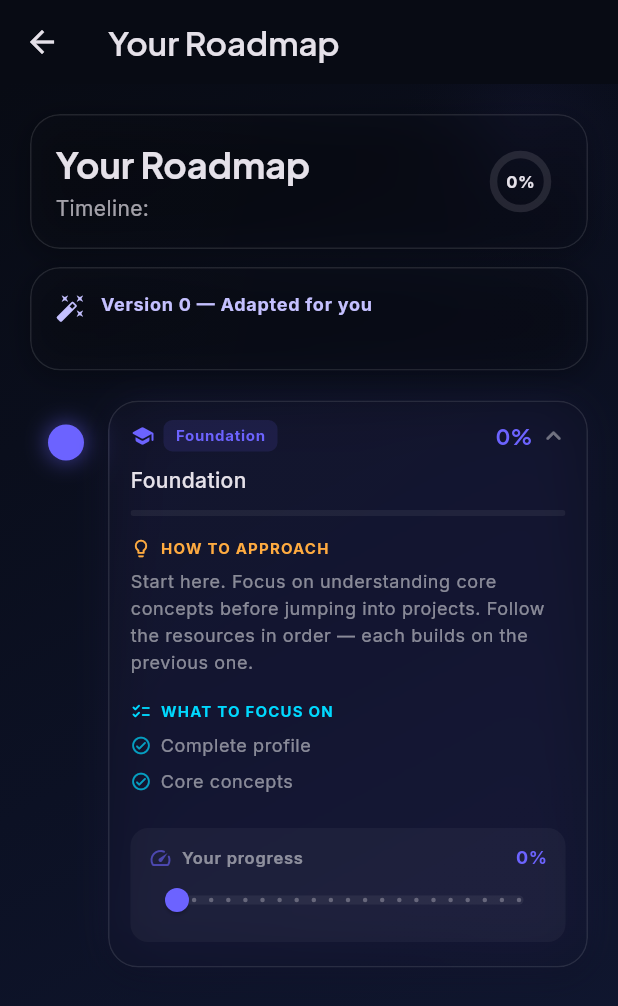
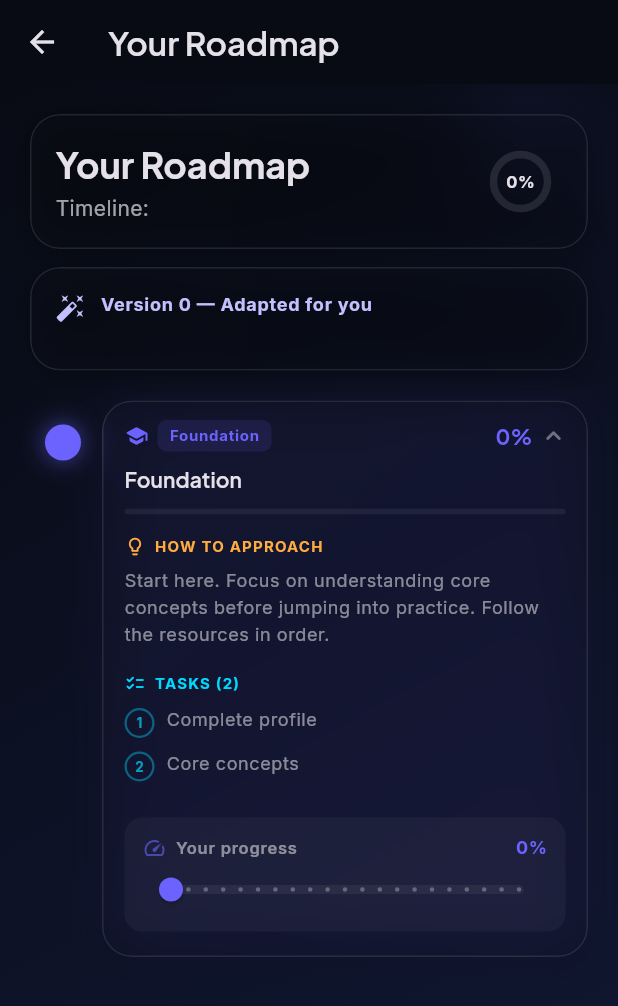
Before and after one commit to ManasT10-14/PathWise, a Flutter app: the RoadmapDetailScreen screen opened directly with empty values, after a tap on "Foundation", on a phone screen of 412 x 824 dp. Shown: the top 1006 px of the screen. Run offline on Flutter 3.47's test engine with Material 3 defaults, Android fonts, the phone set to English and light mode, and no system bars; drawn by our look-alikes of flutter_animate; our stand-ins replace cloud_firestore, dio, file_picker, firebase_auth, firebase_core, flutter_local_notifications and 4 more; missing offline and left inert: razorpay_flutter; accounts and stored records are empty.

Commit message:
fix: bulletproof timeline node — zero overflow, numbered tasks, clean layout

```diff
--- a/lib/widgets/timeline_node.dart
+++ b/lib/widgets/timeline_node.dart
@@ -43,13 +43,12 @@ class _TimelineNodeState extends State<TimelineNode> {
     return Colors.white.withOpacity(0.25);
   }
 
-  /// Extracts the meaningful part of the milestone title.
-  /// Strips the "Beginner — " / "Intermediate — " prefix if present.
-  String _shortTitle() {
+  String _cleanTitle() {
     final raw = widget.stage.title;
+    // Strip level prefix like "Beginner — " or "Intermediate -- "
     for (final sep in [' — ', ' -- ', ' - ']) {
       final idx = raw.indexOf(sep);
-      if (idx > 0 && idx < 30) {
+      if (idx > 0 && idx < 25) {
         return raw.substring(idx + sep.length).trim();
       }
     }
@@ -85,16 +84,13 @@ class _TimelineNodeState extends State<TimelineNode> {
   String _approachTip() {
     switch (widget.stage.level.toLowerCase()) {
       case 'beginner':
-        return 'Start here. Focus on understanding core concepts before jumping into projects. '
-            'Follow the resources in order — each builds on the previous one.';
+        return 'Start here. Focus on understanding core concepts before jumping into practice. Follow the resources in order.';
       case 'intermediate':
-        return 'You have the basics. Now close your skill gaps with focused practice. '
-            'Build small projects to solidify each concept before moving forward.';
+        return 'You have the basics. Now close your skill gaps with focused practice. Build small projects to solidify each concept.';
       case 'advanced':
-        return 'Push for mastery. Take on end-to-end projects, contribute to open source, '
-            'and prepare for real-world scenarios. Teach what you learn.';
+        return 'Push for mastery. Take on end-to-end challenges, seek feedback, and prepare for real-world scenarios.';
       default:
-        return 'Work through the resources below and track your progress as you complete each topic.';
+        return 'Work through the tasks below and track your progress as you complete each one.';
     }
   }
 
@@ -112,7 +108,7 @@ class _TimelineNodeState extends State<TimelineNode> {
           children: [
             // Timeline spine
             SizedBox(
-              width: 48,
+              width: 44,
               child: Column(
                 children: [
                   Container(
@@ -154,6 +150,7 @@ class _TimelineNodeState extends State<TimelineNode> {
                   padding: EdgeInsets.zero,
                   child: Column(
                     mainAxisSize: MainAxisSize.min,
+                    crossAxisAlignment: CrossAxisAlignment.stretch,
                     children: [
                       _buildHeader(theme, statusColor),
                       _buildProgressBar(statusColor),
@@ -200,6 +197,8 @@ class _TimelineNodeState extends State<TimelineNode> {
   }
 
   Widget _buildHeader(ThemeData theme, Color statusColor) {
+    final taskCount = widget.stage.tasks.length;
+
     return GestureDetector(
       onTap: () => setState(() => _expanded = !_expanded),
       behavior: HitTestBehavior.opaque,
@@ -225,7 +224,6 @@ class _TimelineNodeState extends State<TimelineNode> {
                       color: statusColor,
                       fontWeight: FontWeight.w700,
                       fontSize: 10,
-                      letterSpacing: 0.5,
                     ),
                   ),
                 ),
@@ -241,45 +239,28 @@ class _TimelineNodeState extends State<TimelineNode> {
                 AnimatedRotation(
                   turns: _expanded ? 0.5 : 0,
                   duration: const Duration(milliseconds: 200),
-                  child: Icon(
-                    Icons.expand_more_rounded,
-                    size: 20,
-                    color: Colors.white.withOpacity(0.4),
-                  ),
+                  child: Icon(Icons.expand_more_rounded, size: 20, color: Colors.white.withOpacity(0.4)),
                 ),
               ],
             ),
             const SizedBox(height: 8),
-            // Stage title — show cleaned version when collapsed, full when expanded
+            // Stage title
             Text(
-              _expanded ? widget.stage.title : _shortTitle(),
-              style: theme.textTheme.bodyMedium?.copyWith(
-                fontWeight: FontWeight.w500,
-                height: 1.5,
+              _cleanTitle(),
+              style: theme.textTheme.titleSmall?.copyWith(
+                fontWeight: FontWeight.w600,
+                height: 1.4,
               ),
             ),
-            // Show task tags when collapsed (if tasks exist)
-            if (!_expanded && widget.stage.tasks.isNotEmpty) ...[
-              const SizedBox(height: 8),
-              Wrap(
-                spacing: 4,
-                runSpacing: 4,
-                children: widget.stage.tasks.take(4).map((t) => Container(
-                      padding: const EdgeInsets.symmetric(horizontal: 8, vertical: 3),
-                      decoration: BoxDecoration(
-                        color: AppTheme.accent.withOpacity(0.08),
-                        borderRadius: BorderRadius.circular(6),
-                      ),
-                      child: Text(
-                        t,
+            // Task count hint when collapsed
+            if (!_expanded && taskCount > 0) ...[
+              const SizedBox(height: 6),
+              Text(
+                '$taskCount tasks to complete  •  Tap to expand',
                 style: theme.textTheme.labelSmall?.copyWith(
-                          color: AppTheme.accent.withOpacity(0.7),
+                  color: AppTheme.accent.withOpacity(0.6),
                   fontSize: 10,
                 ),
-                        maxLines: 1,
-                        overflow: TextOverflow.ellipsis,
-                      ),
-                    )).toList(),
               ),
             ],
           ],
@@ -312,56 +293,42 @@ class _TimelineNodeState extends State<TimelineNode> {
         crossAxisAlignment: CrossAxisAlignment.start,
         mainAxisSize: MainAxisSize.min,
         children: [
-          // How to approach this stage
+          // How to approach
           _SectionHeader(icon: Icons.lightbulb_outline_rounded, title: 'How to approach', color: AppTheme.warning),
           const SizedBox(height: 6),
-          Text(
-            _approachTip(),
-            style: theme.textTheme.bodySmall?.copyWith(color: muted, height: 1.5),
-          ),
+          Text(_approachTip(), style: theme.textTheme.bodySmall?.copyWith(color: muted, height: 1.5)),
 
           const SizedBox(height: 16),
 
-          // What to focus on — show tasks if available, else parse from title
+          // Tasks
           if (widget.stage.tasks.isNotEmpty) ...[
-            _SectionHeader(icon: Icons.checklist_rounded, title: 'What to focus on', color: AppTheme.accentSecondary),
-            const SizedBox(height: 6),
-            ...widget.stage.tasks.map((task) => Padding(
-                  padding: const EdgeInsets.only(bottom: 6),
+            _SectionHeader(icon: Icons.checklist_rounded, title: 'Tasks (${widget.stage.tasks.length})', color: AppTheme.accentSecondary),
+            const SizedBox(height: 8),
+            ...widget.stage.tasks.asMap().entries.map((entry) => Padding(
+                  padding: const EdgeInsets.only(bottom: 8),
                   child: Row(
                     crossAxisAlignment: CrossAxisAlignment.start,
                     children: [
-                      Padding(
-                        padding: const EdgeInsets.only(top: 2),
-                        child: Icon(Icons.check_circle_outline_rounded, size: 14, color: AppTheme.accentSecondary.withOpacity(0.7)),
+                      Container(
+                        width: 20,
+                        height: 20,
+                        margin: const EdgeInsets.only(top: 1),
+                        decoration: BoxDecoration(
+                          shape: BoxShape.circle,
+                          border: Border.all(color: AppTheme.accentSecondary.withOpacity(0.4), width: 1.5),
                         ),
-                      const SizedBox(width: 6),
+                        child: Center(
+                          child: Text(
+                            '${entry.key + 1}',
+                            style: TextStyle(fontSize: 9, fontWeight: FontWeight.w700, color: AppTheme.accentSecondary.withOpacity(0.7)),
+                          ),
+                        ),
+                      ),
+                      const SizedBox(width: 8),
                       Expanded(
                         child: Text(
-                          task,
+                          entry.value,
                           style: theme.textTheme.bodySmall?.copyWith(color: muted, height: 1.5),
-                        ),
-                      ),
-                    ],
-                  ),
-                )),
-          ] else ...[
-            _SectionHeader(icon: Icons.checklist_rounded, title: 'What to focus on', color: AppTheme.accentSecondary),
-            const SizedBox(height: 6),
-            ..._extractFocusAreas().map((area) => Padding(
-                  padding: const EdgeInsets.only(bottom: 6),
-                  child: Row(
-                    crossAxisAlignment: CrossAxisAlignment.start,
-                    children: [
-                      Padding(
-                        padding: const EdgeInsets.only(top: 2),
-                        child: Icon(Icons.arrow_right_rounded, size: 16, color: AppTheme.accentSecondary.withOpacity(0.7)),
-                      ),
-                      const SizedBox(width: 4),
-                      Expanded(
-                        child: Text(
-                          area,
-                          style: theme.textTheme.bodySmall?.copyWith(color: muted, height: 1.4),
                         ),
                       ),
                     ],
@@ -369,17 +336,16 @@ class _TimelineNodeState extends State<TimelineNode> {
                 )),
           ],
 
-          // Resources (clickable)
+          // Resources
           if (widget.stage.resources.isNotEmpty) ...[
             const SizedBox(height: 16),
-            _SectionHeader(icon: Icons.menu_book_rounded, title: 'Resources', color: AppTheme.accent),
-            const SizedBox(height: 6),
+            _SectionHeader(icon: Icons.menu_book_rounded, title: 'Resources (${widget.stage.resources.length})', color: AppTheme.accent),
+            const SizedBox(height: 8),
             ...widget.stage.resources.map((r) {
-              // Extract title and URL if format is "Title (URL)" or just URL
               final urlMatch = RegExp(r'(https?://\S+)').firstMatch(r);
-              final url = urlMatch?.group(0);
-              final title = url != null ? r.replaceAll(url, '').replaceAll('()', '').trim() : r;
-              final displayTitle = title.isNotEmpty ? title : (url ?? r);
+              final url = urlMatch?.group(0)?.replaceAll(RegExp(r'[)\]]+$'), '');
+              final rawTitle = url != null ? r.replaceAll(url, '').replaceAll(RegExp(r'[()\[\]]'), '').trim() : r;
+              final displayTitle = rawTitle.isNotEmpty ? rawTitle : (url ?? r);
 
               return Padding(
                 padding: const EdgeInsets.only(bottom: 8),
@@ -400,17 +366,17 @@ class _TimelineNodeState extends State<TimelineNode> {
                     child: Row(
                       crossAxisAlignment: CrossAxisAlignment.start,
                       children: [
-                        Icon(
+                        Padding(
+                          padding: const EdgeInsets.only(top: 2),
+                          child: Icon(
                             url != null ? Icons.open_in_new_rounded : Icons.link_rounded,
                             size: 14,
                             color: AppTheme.accent.withOpacity(0.7),
                           ),
+                        ),
                         const SizedBox(width: 8),
                         Expanded(
-                          child: Column(
-                            crossAxisAlignment: CrossAxisAlignment.start,
-                            children: [
-                              Text(
+                          child: Text(
                             displayTitle,
                             style: theme.textTheme.bodySmall?.copyWith(
                               color: url != null ? AppTheme.accent : muted,
@@ -419,18 +385,6 @@ class _TimelineNodeState extends State<TimelineNode> {
                               decorationColor: AppTheme.accent.withOpacity(0.4),
                               height: 1.4,
                             ),
-                              ),
-                              if (url != null && title.isNotEmpty)
-                                Text(
-                                  url,
-                                  style: theme.textTheme.labelSmall?.copyWith(
-                                    color: muted.withOpacity(0.6),
-                                    fontSize: 10,
-                                  ),
-                                  maxLines: 1,
-                                  overflow: TextOverflow.ellipsis,
-                                ),
-                            ],
                           ),
                         ),
                       ],
@@ -455,21 +409,9 @@ class _TimelineNodeState extends State<TimelineNode> {
                   children: [
                     Icon(Icons.speed_rounded, size: 16, color: AppTheme.accent.withOpacity(0.6)),
                     const SizedBox(width: 6),
-                    Text(
-                      'Your progress',
-                      style: theme.textTheme.labelSmall?.copyWith(
-                        color: muted,
-                        fontWeight: FontWeight.w600,
-                      ),
-                    ),
+                    Text('Your progress', style: theme.textTheme.labelSmall?.copyWith(color: muted, fontWeight: FontWeight.w600)),
                     const Spacer(),
-                    Text(
-                      '${(widget.progress * 100).round()}%',
-                      style: theme.textTheme.labelMedium?.copyWith(
-                        color: AppTheme.accent,
-                        fontWeight: FontWeight.w700,
-                      ),
-                    ),
+                    Text('${(widget.progress * 100).round()}%', style: theme.textTheme.labelMedium?.copyWith(color: AppTheme.accent, fontWeight: FontWeight.w700)),
                   ],
                 ),
                 const SizedBox(height: 4),
@@ -499,16 +441,11 @@ class _TimelineNodeState extends State<TimelineNode> {
     ).animate().fadeIn(duration: 200.ms);
   }
 
-  /// Extracts focus areas from the milestone title by parsing after colons/dashes.
   List<String> _extractFocusAreas() {
     final raw = widget.stage.title;
-
-    // Try to extract comma-separated topics from the title
-    // e.g., "Beginner — Foundations: core syntax, tooling, and delivery of a small project."
     final colonIdx = raw.indexOf(':');
     if (colonIdx > 0 && colonIdx < raw.length - 1) {
       final afterColon = raw.substring(colonIdx + 1).trim();
-      // Split on commas and ", and "
       final parts = afterColon
           .replaceAll(', and ', ', ')
           .replaceAll(' and ', ', ')
@@ -518,27 +455,12 @@ class _TimelineNodeState extends State<TimelineNode> {
           .toList();
       if (parts.isNotEmpty) return parts;
     }
-
-    // Fallback: split on semicolons
-    final semiParts = raw
-        .split(';')
-        .map((s) => s.trim())
-        .where((s) => s.isNotEmpty && s.length > 5)
-        .toList();
-    if (semiParts.length > 1) return semiParts;
-
-    // Final fallback — just show the whole description as a single point
     return [raw];
   }
 }
 
 class _SectionHeader extends StatelessWidget {
-  const _SectionHeader({
-    required this.icon,
-    required this.title,
-    required this.color,
-  });
-
+  const _SectionHeader({required this.icon, required this.title, required this.color});
   final IconData icon;
   final String title;
   final Color color;
@@ -549,7 +471,8 @@ class _SectionHeader extends StatelessWidget {
       children: [
         Icon(icon, size: 14, color: color),
         const SizedBox(width: 6),
-        Text(
+        Expanded(
+          child: Text(
             title.toUpperCase(),
             style: Theme.of(context).textTheme.labelSmall?.copyWith(
                   color: color,
@@ -557,6 +480,9 @@ class _SectionHeader extends StatelessWidget {
                   letterSpacing: 0.8,
                   fontSize: 10,
                 ),
+            maxLines: 1,
+            overflow: TextOverflow.ellipsis,
+          ),
         ),
       ],
     );
```
Lines whose indentation alone changed are shown as unchanged.
